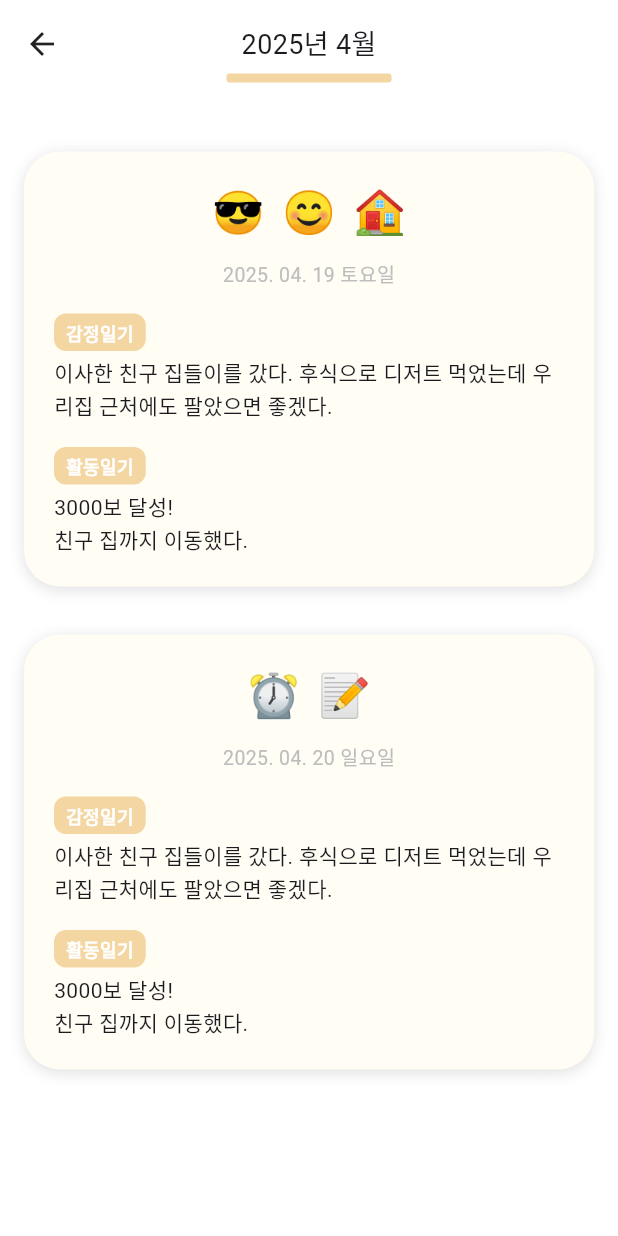
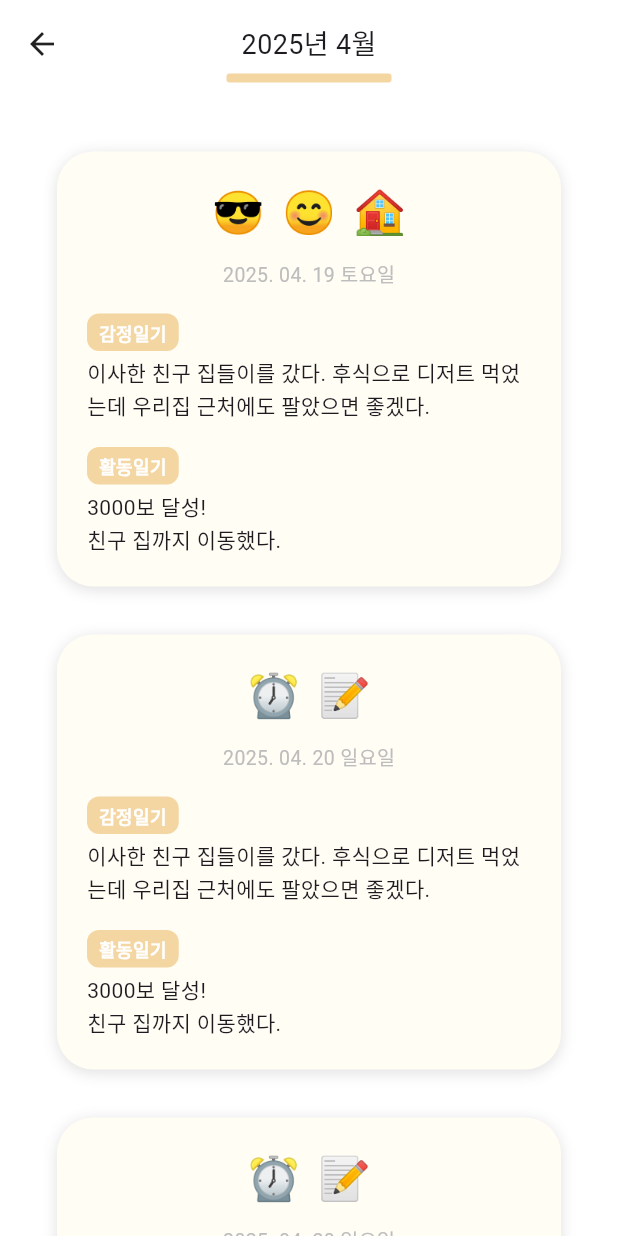
Before and after one commit to Pairing-Buds/Buds, a Flutter app: the DiaryListScreen screen opened directly, on a phone screen of 412 x 824 dp. Run offline on Flutter 3.47's test engine with Material 3 defaults, Android fonts, the phone set to English and light mode, and no system bars; our stand-ins replace dio, shared_preferences; accounts and stored records are empty.

Commit message:
Refactor: 일기 조회 UI

```diff
--- a/frontend/lib/screens/diary/diary_list_screen.dart
+++ b/frontend/lib/screens/diary/diary_list_screen.dart
@@ -65,6 +65,14 @@ class DiaryListScreen extends StatelessWidget {
                   '이사한 친구 집들이를 갔다. 후식으로 디저트 먹었는데 우리집 근처에도 팔았으면 좋겠다.',
                   additionalNote: '3000보 달성!\n친구 집까지 이동했다.',
                 ),
+                SizedBox(height: 16),
+                _buildDiaryCard(
+                  date: DateTime(2025, 4, 20),
+                  moodIcons: ['⏰', '📝'],
+                  content:
+                  '이사한 친구 집들이를 갔다. 후식으로 디저트 먹었는데 우리집 근처에도 팔았으면 좋겠다.',
+                  additionalNote: '3000보 달성!\n친구 집까지 이동했다.',
+                ),
               ],
             ),
           ),
@@ -81,7 +89,7 @@ class DiaryListScreen extends StatelessWidget {
     String? additionalNote,
   }) {
     return Container(
-      margin: const EdgeInsets.symmetric(vertical: 8),
+      margin: const EdgeInsets.symmetric(vertical: 8, horizontal: 22),
       padding: const EdgeInsets.all(20),
       decoration: BoxDecoration(
         color: AppColors.cardBackground,
```
